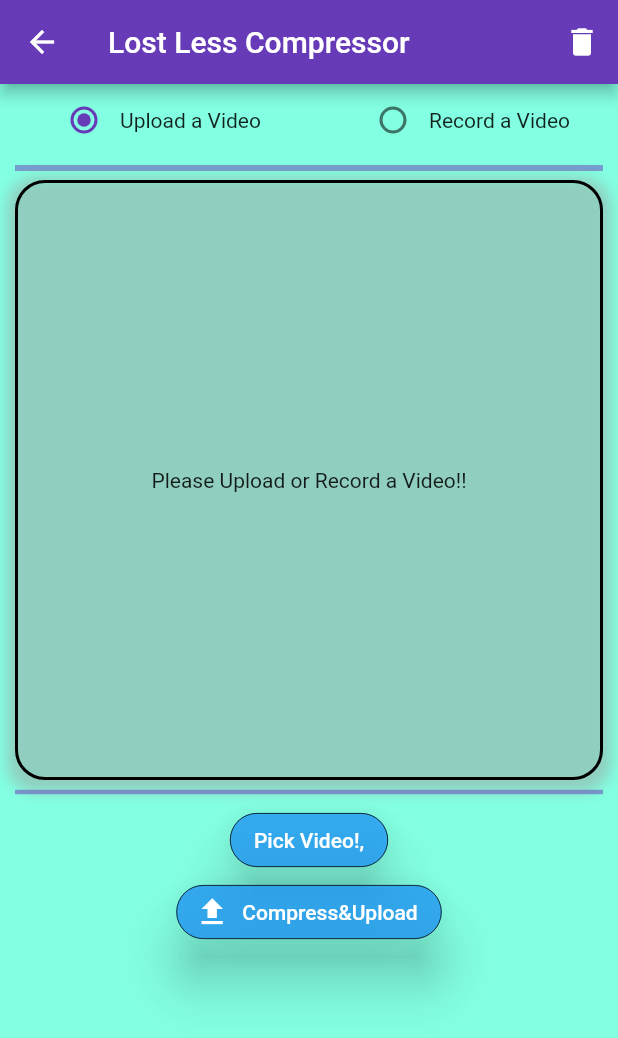
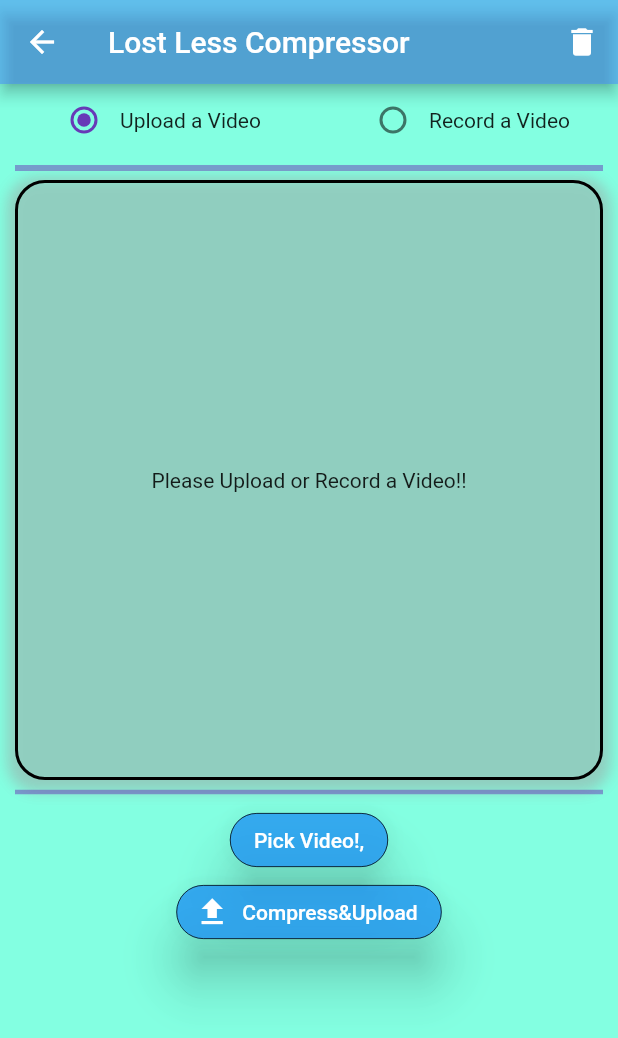
Before and after one commit to shashankpathak7798/OnlineMic-Task, a Flutter app: the screen it shows after launch, on a phone screen of 412 x 824 dp. Shown: the top 1038 px of the screen. Run offline on Flutter 3.47's test engine with Material 2 defaults, Android fonts, the phone set to English and light mode, and no system bars; our stand-ins replace camera, cloud_firestore, file_picker, firebase_core, firebase_storage and 1 more; missing offline and left inert: dart:ffi, video_compress; accounts and stored records are empty.

Commit message:
initial commit

```diff
--- a/lib/screens/main_screen.dart
+++ b/lib/screens/main_screen.dart
@@ -166,6 +166,7 @@ class _MainScreenState extends State<MainScreen> {
                   }),
               icon: Icon(Icons.delete))
         ],
+        backgroundColor: Colors.blueAccent.withOpacity(0.5),
       ),
       backgroundColor: Colors.tealAccent.withOpacity(0.8),
       body: Column(
```
